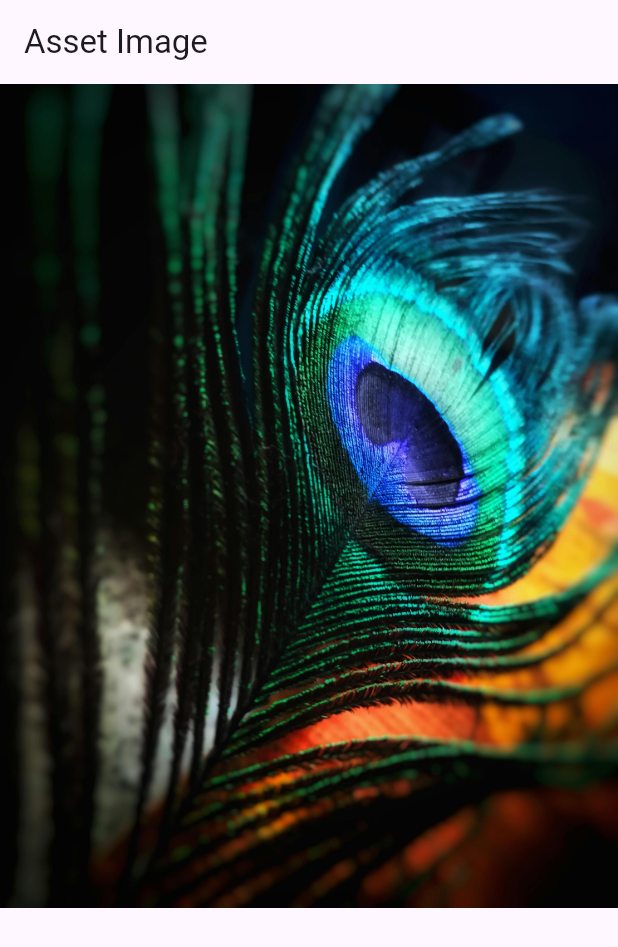
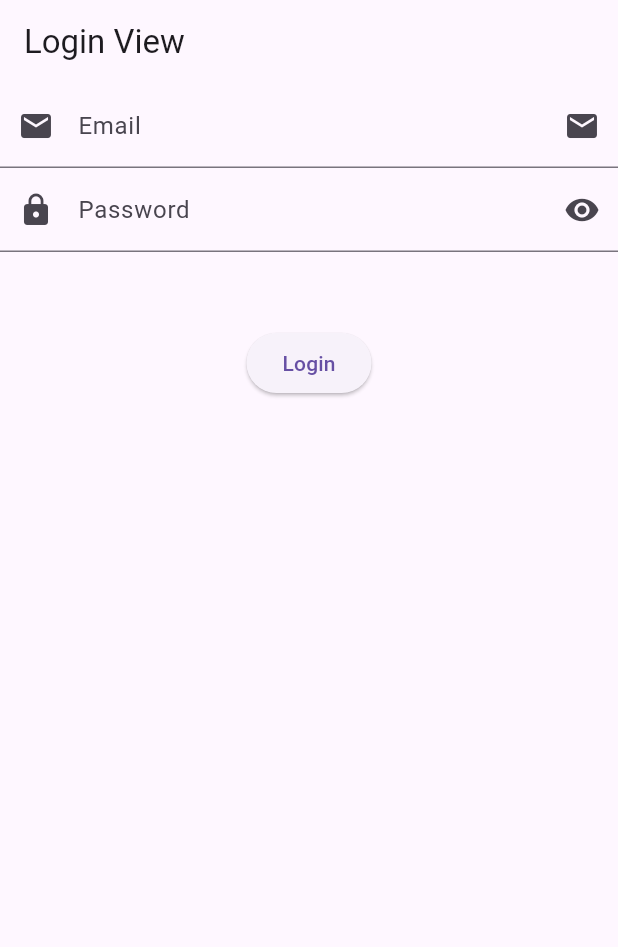
Before and after one commit to MuhammadAliKust/SaadAliProject, a Flutter app: the screen it shows after launch, on a phone screen of 412 x 824 dp. Shown: the top 947 px of the screen. Run offline on Flutter 3.47's test engine with Material 3 defaults, Android fonts, the light colour scheme and no system bars.

Commit message:
Login View Done

```diff
--- /dev/null
+++ b/lib/login_view.dart
@@ -0,0 +1,34 @@
+import 'package:flutter/material.dart';
+
+class LoginView extends StatelessWidget {
+  const LoginView({super.key});
+
+  @override
+  Widget build(BuildContext context) {
+    return Scaffold(
+      appBar: AppBar(
+        title: Text("Login View"),
+      ),
+      body: Column(
+        children: [
+          TextField(
+            decoration: InputDecoration(
+                label: Text("Email"),
+                hintText: 'test@gmail.com',
+                prefixIcon: Icon(Icons.email),
+                suffixIcon: Icon(Icons.email)),
+          ),
+          TextField(
+            decoration: InputDecoration(
+                label: Text("Password"),
+                hintText: 'Password should be 6 or more characters',
+                prefixIcon: Icon(Icons.lock),
+                suffixIcon: Icon(Icons.visibility)),
+          ),
+          SizedBox(height: 50,),
+          ElevatedButton(onPressed: (){}, child: Text("Login"))
+        ],
+      ),
+    );
+  }
+}
--- a/lib/main.dart
+++ b/lib/main.dart
@@ -1,5 +1,6 @@
 import 'package:flutter/material.dart';
 import 'package:saad_ali/assets_image.dart';
+import 'package:saad_ali/login_view.dart';
 import 'package:saad_ali/network_image.dart';
 
 import 'column_row.dart';
@@ -15,7 +16,7 @@ class MyApp extends StatelessWidget {
   Widget build(BuildContext context) {
     return MaterialApp(
       debugShowCheckedModeBanner: false,
-      home: AssetsImageView(),
+      home: LoginView(),
     );
   }
 }
```
